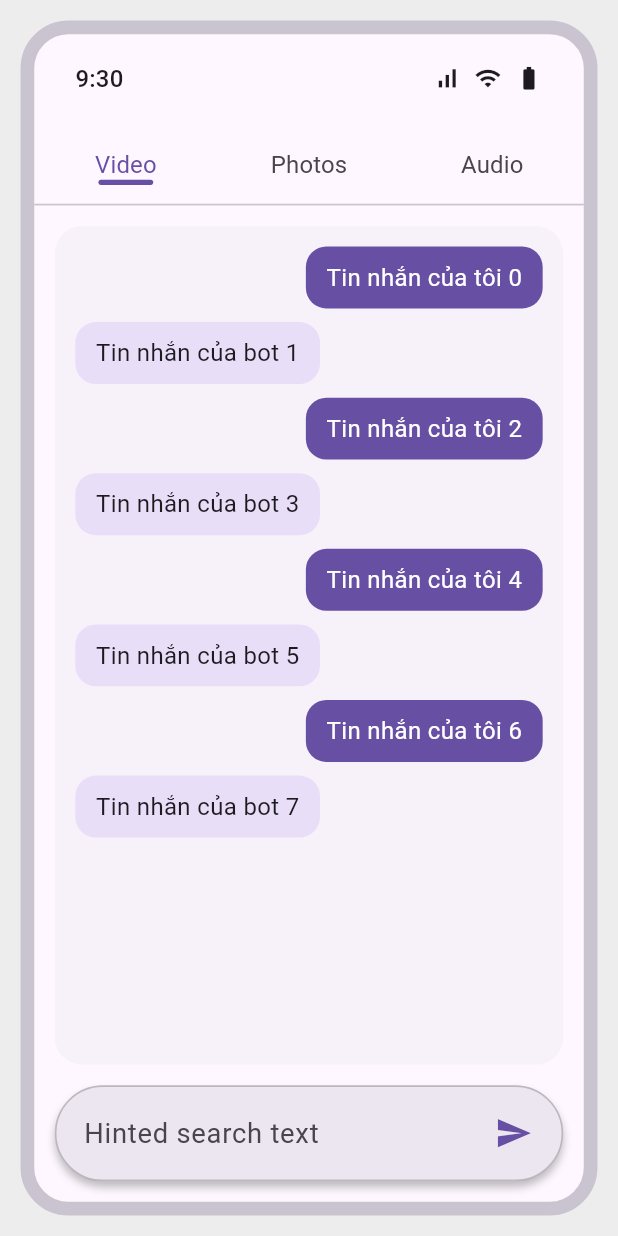
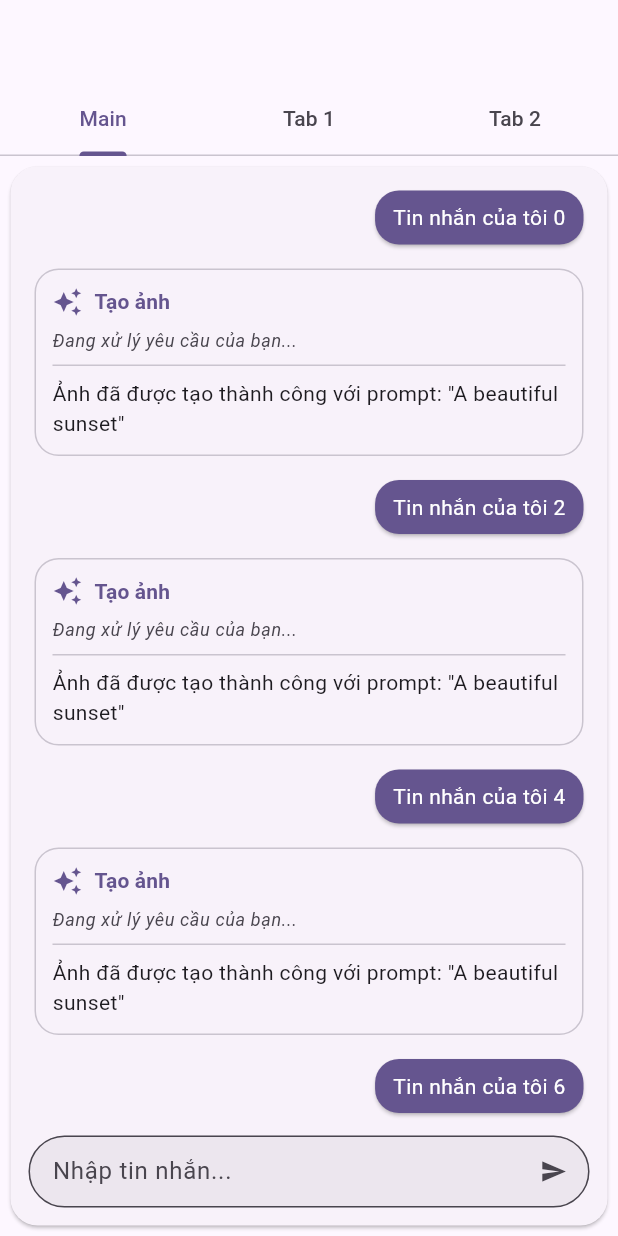
Before and after one commit to tranguyenxuwu/money-app, a Flutter app: the ChatInterfaceScreen screen opened directly, on a phone screen of 412 x 824 dp. Run offline on Flutter 3.47's test engine with Material 3 defaults, Android fonts, the phone set to English and light mode, and no system bars.

Commit message:
major UI improvement: simplified layout and furture proofing

```diff
--- a/lib/main.dart
+++ b/lib/main.dart
@@ -1,8 +1,11 @@
 // lib/main.dart
 import 'package:flutter/material.dart';
-import 'screens/chat_interface/chat_interface.dart'; // nhớ file này có ChatInterfaceScreen
+import 'screens/chat_interface/chat_interface.dart'; // phải có ChatInterfaceScreen
 
-void main() => runApp(const MyApp());
+void main() {
+  WidgetsFlutterBinding.ensureInitialized();
+  runApp(const MyApp());
+}
 
 class MyApp extends StatelessWidget {
   const MyApp({super.key});
@@ -10,41 +13,20 @@ class MyApp extends StatelessWidget {
   @override
   Widget build(BuildContext context) {
     return MaterialApp(
+      title: 'Chat Demo',
       debugShowCheckedModeBanner: false,
-      title: 'Demo',
-      theme: ThemeData(useMaterial3: true),
-      home: const HomeScreen(),
-      // (tuỳ chọn) dùng named route
-      routes: {
-        '/figma': (_) => const ChatInterfaceScreen(),
-      },
+      theme: ThemeData(
+        useMaterial3: true,
+        colorSchemeSeed: const Color(0xFF6750A4),
+        brightness: Brightness.light,
+      ),
+      darkTheme: ThemeData(
+        useMaterial3: true,
+        colorSchemeSeed: const Color(0xFF6750A4),
+        brightness: Brightness.dark,
+      ),
+      themeMode: ThemeMode.system,
+      home: const ChatInterfaceScreen(), // Mở thẳng màn hình chat
     );
   }
 }
-
-class HomeScreen extends StatelessWidget {
-  const HomeScreen({super.key});
-
-  @override
-  Widget build(BuildContext context) {
-    return Scaffold(
-      appBar: AppBar(title: const Text('Home')),
-      body: Center(
-        child: ElevatedButton(
-          onPressed: () {
-            // Cách 1: push thẳng widget
-            Navigator.of(context).push(
-              MaterialPageRoute(
-                builder: (_) => const ChatInterfaceScreen(),
-              ),
-            );
-
-            // Cách 2 (tuỳ chọn): nếu dùng named route ở trên
-            // Navigator.of(context).pushNamed('/figma');
-          },
-          child: const Text('Đi tới UI Figma'),
-        ),
-      ),
-    );
-  }
-}
--- a/lib/screens/chat_interface/chat_interface.dart
+++ b/lib/screens/chat_interface/chat_interface.dart
@@ -1,227 +1,104 @@
 import 'package:flutter/material.dart';
 
-/// Màn hình UI dựng từ Figma — phiên bản responsive
-class ChatInterfaceScreen extends StatelessWidget {
+/// Chat UI dựng lại theo Material 3 (ít custom nhất có thể)
+class ChatInterfaceScreen extends StatefulWidget {
   const ChatInterfaceScreen({super.key});
 
-  // Kích thước gốc của artboard Figma bạn gửi (dùng để tính tỉ lệ)
-  static const double _designW = 361;
+  @override
+  State<ChatInterfaceScreen> createState() => _ChatInterfaceScreenState();
+}
+
+class _ChatInterfaceScreenState extends State<ChatInterfaceScreen> {
+  final TextEditingController _controller = TextEditingController();
+
+  // Danh sách tin nhắn với thông tin chi tiết
+  final List<Map<String, dynamic>> _messages = List.generate(
+    15,
+    (i) => i.isEven
+        ? {'isMe': true, 'text': 'Tin nhắn của tôi $i'}
+        : {
+            'isMe': false,
+            'action': 'Tạo ảnh',
+            'info': 'Đang xử lý yêu cầu của bạn...',
+            'result': 'Ảnh đã được tạo thành công với prompt: "A beautiful sunset"',
+          },
+  );
+
+  @override
+  void dispose() {
+    _controller.dispose();
+    super.dispose();
+  }
+
+  void _send() {
+    final text = _controller.text.trim();
+    if (text.isEmpty) return;
+    setState(() {
+      _messages.add({'isMe': true, 'text': text});
+    });
+    _controller.clear();
+  }
 
   @override
   Widget build(BuildContext context) {
-    return Scaffold(
-      backgroundColor: const Color(0xFFEDEDED),
+    final scheme = Theme.of(context).colorScheme;
+
+    return DefaultTabController(
+      length: 3,
+      child: Scaffold(
+        backgroundColor: scheme.surface,
+        appBar: AppBar(
+          bottom: const TabBar(
+            isScrollable: false,
+            tabs: [
+              Tab(text: 'Main'),
+              Tab(text: 'Tab 1'),
+              Tab(text: 'Tab 2'),
+            ],
+          ),
+        ),
         body: SafeArea(
-        child: LayoutBuilder(
-          builder: (context, constraints) {
-            final screenW = constraints.maxWidth;
-            // Scale theo bề ngang so với Figma
-            final scale = (screenW / _designW).clamp(0.7, 1.6);
-
-            // Helper để nhân tỉ lệ nhanh
-            double r(double v) => v * scale;
-
-            // Giữ UI nằm giữa + không quá rộng trên tablet
-            return Center(
+          child: Center(
             child: ConstrainedBox(
               constraints: const BoxConstraints(maxWidth: 720),
               child: Padding(
-                  padding: EdgeInsets.all(r(12)),
-                  child: _FigmaResponsiveCard(r),
-                ),
-              ),
-            );
-          },
-        ),
-      ),
-    );
-  }
-}
-
-/// Thẻ UI chính (bo góc + viền) — mọi kích thước tính bằng r(...)
-class _FigmaResponsiveCard extends StatelessWidget {
-  final double Function(double) r;
-  const _FigmaResponsiveCard(this.r);
-
-  @override
-  Widget build(BuildContext context) {
-    return Container(
-      // Không đặt width/height cứng — để nó giãn theo parent
-      decoration: ShapeDecoration(
-        color: const Color(0xFFFEF7FF), // Schemes-Surface
+                padding: const EdgeInsets.all(3),
+                child: Card(
                   shape: RoundedRectangleBorder(
-          borderRadius: BorderRadius.circular(r(28)),
-          side: BorderSide(
-            width: r(8),
-            color: const Color(0xFFCAC4D0), // Outline-Variant
-            // strokeAlignOutside có thể gây warning trên 1 số SDK — bỏ cho an toàn
-          ),
-        ),
+                    borderRadius: BorderRadius.circular(18),
                   ),
                   child: Column(
                     children: [
-          // ===== Top status / header (mock) =====
-          SizedBox(
-            height: r(52),
-            child: Padding(
-              padding: EdgeInsets.symmetric(horizontal: r(24), vertical: r(10)),
-              child: Row(
+                      Expanded(
+                        child: TabBarView(
                           children: [
-                  Text(
-                    '9:30',
-                    style: TextStyle(
-                      color: const Color(0xFF1D1B20),
-                      fontSize: r(14),
-                      fontWeight: FontWeight.w500,
-                      height: 1.43,
-                      letterSpacing: 0.14,
-                    ),
-                  ),
-                  const Spacer(),
-                  Icon(Icons.signal_cellular_alt, size: r(16), color: const Color(0xFF1D1B20)),
-                  SizedBox(width: r(8)),
-                  Icon(Icons.wifi, size: r(16), color: const Color(0xFF1D1B20)),
-                  SizedBox(width: r(8)),
-                  Icon(Icons.battery_full, size: r(16), color: const Color(0xFF1D1B20)),
+                            _MessagesPane(messages: _messages),
+                            const Center(child: Text('Tab 1')),
+                            const Center(child: Text('Tab 2')),
                           ],
                         ),
                       ),
-          ),
-
-          // ===== Tab bar =====
-          SizedBox(
-            height: r(48),
-            child: Column(
+                      Padding(
+                        padding: const EdgeInsets.fromLTRB(12, 8, 12, 12),
+                        child: Row(
                           children: [
                             Expanded(
-                  child: Row(
-                    children: [
-                      _TabItem(
-                        r: r,
-                        label: 'Video',
-                        active: true,
+                              child: TextField(
+                                controller: _controller,
+                                textInputAction: TextInputAction.send,
+                                onSubmitted: (_) => _send(),
+                                decoration: InputDecoration(
+                                  hintText: 'Nhập tin nhắn...',
+                                  isDense: true,
+                                  filled: true,
+                                  fillColor: scheme.surfaceContainerHigh,
+                                  border: OutlineInputBorder(
+                                    borderRadius: BorderRadius.circular(28),
                                   ),
-                      _TabItem(r: r, label: 'Photos'),
-                      _TabItem(r: r, label: 'Audio'),
-                    ],
-                  ),
-                ),
-                Divider(
-                  height: r(1),
-                  thickness: r(1),
-                  color: const Color(0xFFCAC4D0),
-                ),
-              ],
-            ),
-          ),
-
-          // ===== Content area: dùng Expanded để tự giãn theo chiều cao =====
-          Expanded(
-            child: Padding(
-              padding: EdgeInsets.symmetric(horizontal: r(12), vertical: r(12)),
-              child: _MessageListPlaceholder(r: r),
-            ),
-          ),
-
-          // ===== Bottom input bar (TextField thật, responsive) =====
-          Padding(
-            padding: EdgeInsets.fromLTRB(r(12), 0, r(12), r(12)),
-            child: Container(
-              height: r(56),
-              decoration: ShapeDecoration(
-                color: const Color(0xFFECE6F0), // Surface-Container-High
-                shape: RoundedRectangleBorder(
-                  side: BorderSide(width: r(1), color: const Color(0x33000000)),
-                  borderRadius: BorderRadius.circular(r(28)),
-                ),
-                shadows: const [
-                  BoxShadow(
-                    color: Color(0x3F000000),
-                    blurRadius: 4,
-                    offset: Offset(0, 4),
-                  )
-                ],
-              ),
-              child: Row(
-                children: [
-                  SizedBox(width: r(16)),
-                  Expanded(
-                    child: TextField(
-                      decoration: InputDecoration.collapsed(
-                        hintText: 'Hinted search text',
-                        hintStyle: TextStyle(
-                          color: const Color(0xFF49454F),
-                          fontSize: r(16),
-                          height: 1.5,
-                          letterSpacing: 0.5,
-                        ),
-                      ),
-                      style: TextStyle(fontSize: r(16)),
-                    ),
-                  ),
-                  SizedBox(width: r(4)),
-                  SizedBox(
-                    width: r(56),
-                    height: r(56),
-                    child: IconButton(
-                      onPressed: () {},
-                      icon: Icon(Icons.send, size: r(22)),
-                      splashRadius: r(28),
-                      color: const Color(0xFF6750A4),
-                    ),
-                  ),
-                ],
-              ),
-            ),
-          ),
-        ],
-      ),
-    );
-  }
-}
-
-/// Một ô tab (Video/Photos/Audio)
-class _TabItem extends StatelessWidget {
-  final double Function(double) r;
-  final String label;
-  final bool active;
-  const _TabItem({required this.r, required this.label, this.active = false});
-
-  @override
-  Widget build(BuildContext context) {
-    return Expanded(
-      child: Align(
-        alignment: Alignment.bottomCenter,
-        child: Padding(
-          padding: EdgeInsets.symmetric(vertical: r(14)),
-          child: Stack(
-            clipBehavior: Clip.none,
-            children: [
-              Align(
-                alignment: Alignment.center,
-                child: Text(
-                  label,
-                  style: TextStyle(
-                    color: active ? const Color(0xFF6750A4) : const Color(0xFF49454F),
-                    fontSize: r(14),
-                    fontWeight: FontWeight.w400,
-                    height: 1.43,
-                    letterSpacing: 0.10,
-                  ),
-                ),
-              ),
-              if (active)
-                Positioned(
-                  left: 0,
-                  right: 0,
-                  bottom: -r(3),
-                  child: Center(
-                    child: Container(
-                      width: r(32),
-                      height: r(3),
-                      decoration: BoxDecoration(
-                        color: const Color(0xFF6750A4),
-                        borderRadius: BorderRadius.circular(100),
+                                  suffixIcon: IconButton(
+                                    onPressed: _send,
+                                    icon: const Icon(Icons.send),
+                                    tooltip: 'Gửi',
                                   ),
                                 ),
                               ),
@@ -229,48 +106,152 @@ class _TabItem extends StatelessWidget {
                           ],
                         ),
                       ),
+                    ],
+                  ),
+                ),
+              ),
+            ),
+          ),
+        ),
       ),
     );
   }
 }
 
-/// Placeholder danh sách tin nhắn (để bạn thay bằng ListView sau này)
-class _MessageListPlaceholder extends StatelessWidget {
-  final double Function(double) r;
-  const _MessageListPlaceholder({required this.r});
+/// Widget hiển thị danh sách tin nhắn
+class _MessagesPane extends StatelessWidget {
+  final List<Map<String, dynamic>> messages;
+  const _MessagesPane({required this.messages});
 
   @override
   Widget build(BuildContext context) {
-    return Container(
-      // chỉ để dễ nhìn — có thể bỏ
-      decoration: BoxDecoration(
-        borderRadius: BorderRadius.circular(r(16)),
-        color: const Color(0xFFF7F2FA),
+    return ListView.separated(
+      padding: const EdgeInsets.all(12),
+      itemCount: messages.length,
+      separatorBuilder: (_, __) => const SizedBox(height: 8),
+      itemBuilder: (_, i) {
+        final msg = messages[i];
+        final isMe = msg['isMe'] as bool;
+
+        if (isMe) {
+          return _UserMessageBubble(text: msg['text'] as String);
+        } else {
+          return _BotActionCard(
+            action: msg['action'] as String,
+            info: msg['info'] as String,
+            result: msg['result'] as String,
+          );
+        }
+      },
+    );
+  }
+}
+
+/// Bubble tin nhắn của người dùng
+class _UserMessageBubble extends StatelessWidget {
+  final String text;
+  const _UserMessageBubble({required this.text});
+
+  @override
+  Widget build(BuildContext context) {
+    final scheme = Theme.of(context).colorScheme;
+
+    return Align(
+      alignment: Alignment.centerRight,
+      child: ConstrainedBox(
+        constraints: const BoxConstraints(maxWidth: 480),
+        child: Card(
+          color: scheme.primary,
+          elevation: 1,
+          shape: RoundedRectangleBorder(
+            borderRadius: BorderRadius.circular(16),
           ),
-      child: ListView.separated(
-        padding: EdgeInsets.all(r(12)),
-        itemCount: 8,
-        separatorBuilder: (_, __) => SizedBox(height: r(8)),
-        itemBuilder: (_, i) {
-          final isMe = i.isEven;
-          return Align(
-            alignment: isMe ? Alignment.centerRight : Alignment.centerLeft,
-            child: Container(
-              padding: EdgeInsets.symmetric(horizontal: r(12), vertical: r(8)),
-              decoration: BoxDecoration(
-                color: isMe ? const Color(0xFF6750A4) : const Color(0xFFE8DEF8),
-                borderRadius: BorderRadius.circular(r(12)),
+          child: Padding(
+            padding: const EdgeInsets.symmetric(horizontal: 12, vertical: 8),
+            child: Text(
+              text,
+              style: TextStyle(color: scheme.onPrimary, fontSize: 14),
             ),
-              child: Text(
-                isMe ? 'Tin nhắn của tôi $i' : 'Tin nhắn của bot $i',
-                style: TextStyle(
-                  color: isMe ? Colors.white : const Color(0xFF1D1B20),
-                  fontSize: r(14),
           ),
         ),
       ),
     );
-        },
+  }
+}
+
+/// Card hành động của bot
+class _BotActionCard extends StatelessWidget {
+  final String action;
+  final String info;
+  final String result;
+
+  const _BotActionCard({
+    required this.action,
+    required this.info,
+    required this.result,
+  });
+
+  @override
+  Widget build(BuildContext context) {
+    final scheme = Theme.of(context).colorScheme;
+
+    return Align(
+      alignment: Alignment.centerLeft,
+      child: ConstrainedBox(
+        constraints: const BoxConstraints(maxWidth: 480),
+        child: Card(
+          color: scheme.surfaceContainerLow,
+          elevation: 0,
+          shape: RoundedRectangleBorder(
+            side: BorderSide(color: scheme.outlineVariant),
+            borderRadius: BorderRadius.circular(16),
+          ),
+          child: Padding(
+            padding: const EdgeInsets.all(12),
+            child: Column(
+              crossAxisAlignment: CrossAxisAlignment.start,
+              children: [
+                // Tiêu đề hành động
+                Row(
+                  children: [
+                    Icon(Icons.auto_awesome, size: 20, color: scheme.primary),
+                    const SizedBox(width: 8),
+                    Text(
+                      action,
+                      style: Theme.of(context).textTheme.titleSmall?.copyWith(
+                            fontWeight: FontWeight.bold,
+                            color: scheme.primary,
+                          ),
+                    ),
+                  ],
+                ),
+                const SizedBox(height: 8),
+
+                // Thông tin
+                Text(
+                  info,
+                  style: Theme.of(context).textTheme.bodySmall?.copyWith(
+                        color: scheme.onSurfaceVariant,
+                        fontStyle: FontStyle.italic,
+                      ),
+                ),
+                const SizedBox(height: 8),
+
+                // Divider
+                Divider(color: scheme.outlineVariant, height: 1),
+                const SizedBox(height: 8),
+
+                // Kết quả
+                Text(
+                  result,
+                  style: Theme.of(context).textTheme.bodyMedium?.copyWith(
+                        color: scheme.onSurface,
+                      ),
+                ),
+              ],
+            ),
+          ),
+        ),
       ),
     );
   }
```
Also changed, not shown: lib/screens/home/home.dart (added), 1 other file. Lines whose indentation alone changed are shown as unchanged.
